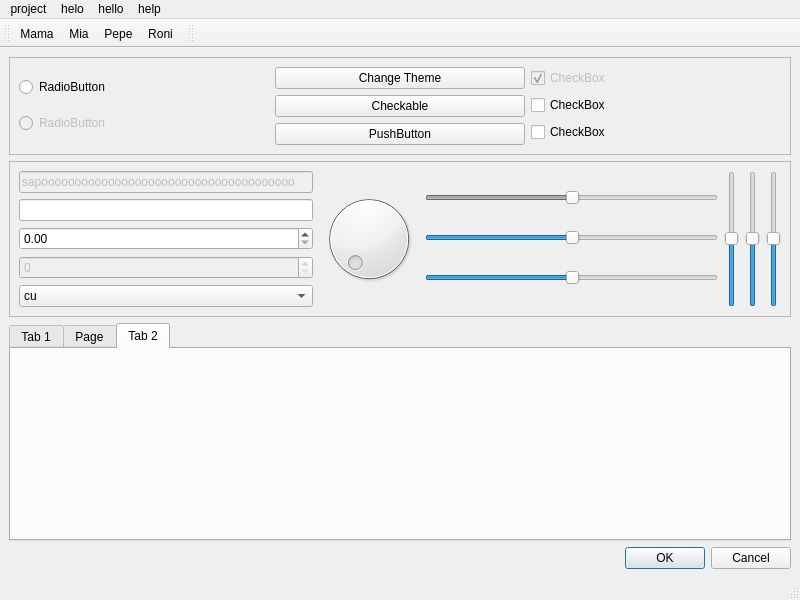
The window that molde/stylesheets/mainwindow.ui (andrefpf/molde) describes before a commit, drawn with Qt 5.
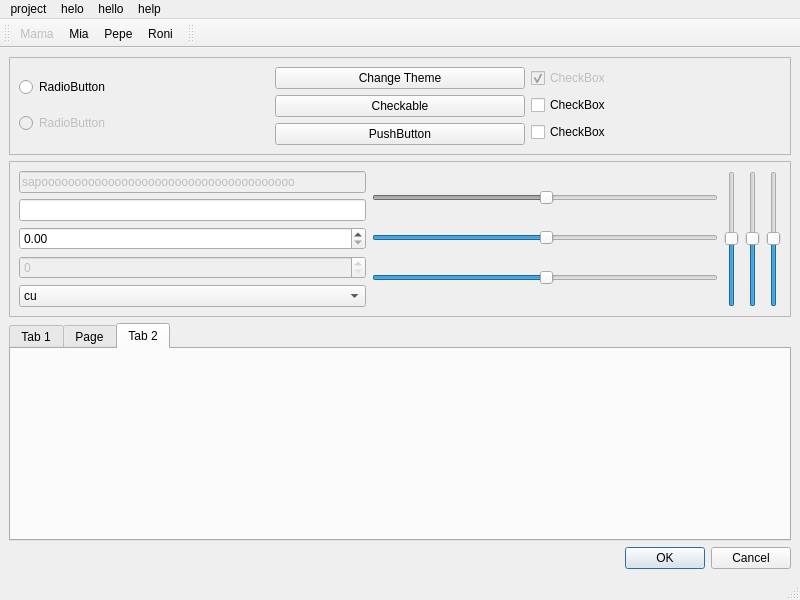
The same window after the commit. The open tabs and pages were chosen to show the change. Icons and pictures are not drawn. Custom widgets are drawn as their Qt base class.

Commit message: Fix QToolBar qss

The edit to the form file:
```diff
--- a/molde/stylesheets/mainwindow.ui
+++ b/molde/stylesheets/mainwindow.ui
@@ -213,9 +213,6 @@
          </item>
         </layout>
        </item>
-       <item>
-        <widget class="QDial" name="dial"/>
-       </item>
        <item>
         <layout class="QVBoxLayout" name="verticalLayout_4">
          <item>
@@ -561,6 +558,9 @@
    <property name="checkable">
     <bool>true</bool>
    </property>
+   <property name="enabled">
+    <bool>false</bool>
+   </property>
    <property name="text">
     <string>Mama</string>
    </property>
```
Left out of the diff: 35 changed lines with no effect on the pictures. The commit also changes 2 other files.
